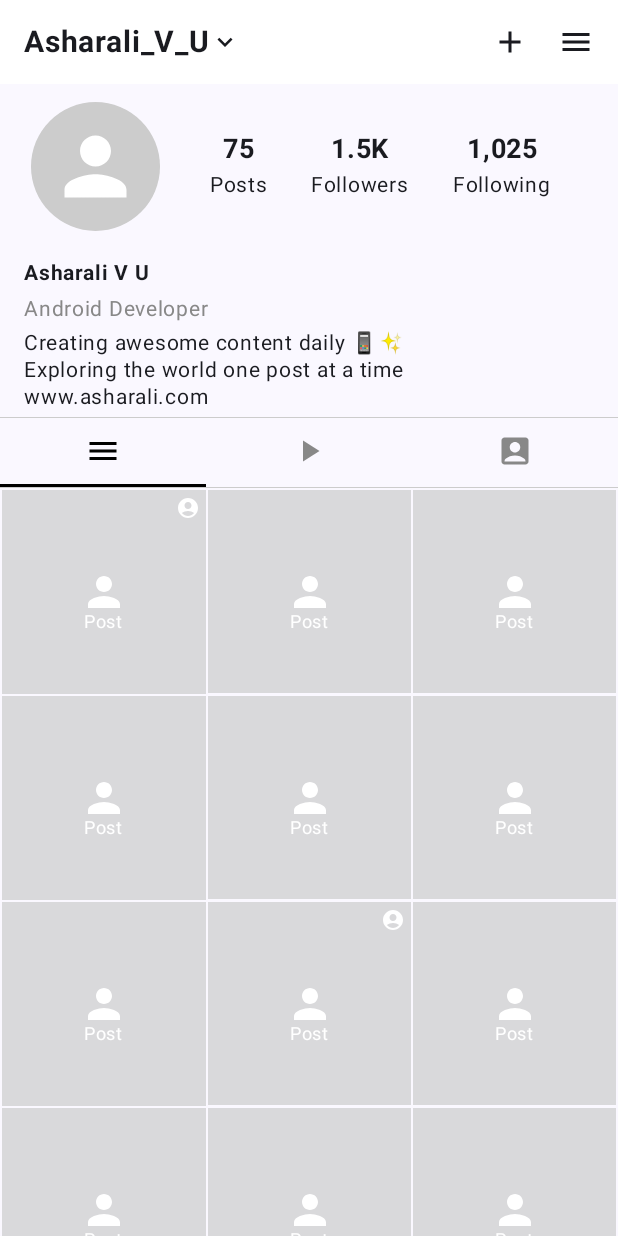
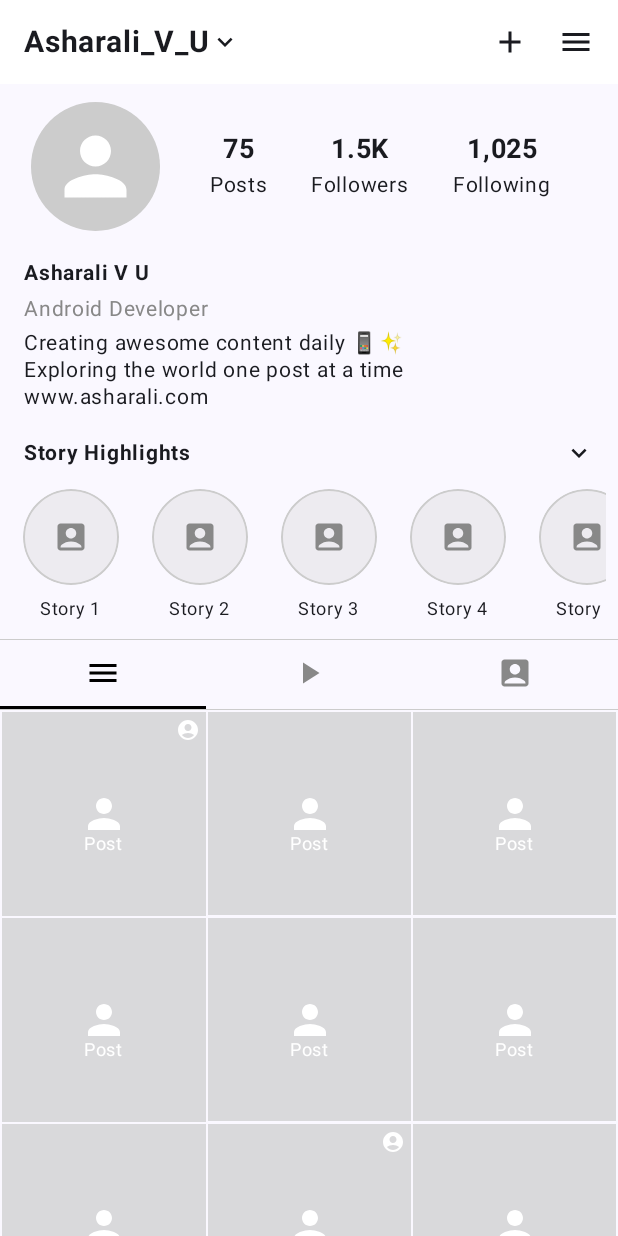
Before and after one commit to asharalikannadipoil/InstaProfile, an Android app built with Jetpack Compose: the screen it shows after launch (MainActivity), on a phone screen of 412 x 824 dp. Run offline under Robolectric (Android 15) with nearby library versions, the light colour scheme and no system bars.

Commit message:
Added story item

```diff
--- a/app/src/main/java/com/ali/instaprofile/presentation/profile/components/StoryHighlights.kt
+++ b/app/src/main/java/com/ali/instaprofile/presentation/profile/components/StoryHighlights.kt
@@ -1,6 +1,112 @@
 package com.ali.instaprofile.presentation.profile.components
 
+import androidx.compose.foundation.background
+import androidx.compose.foundation.border
+import androidx.compose.foundation.clickable
+import androidx.compose.foundation.horizontalScroll
+import androidx.compose.foundation.layout.Arrangement
+import androidx.compose.foundation.layout.Box
+import androidx.compose.foundation.layout.Column
+import androidx.compose.foundation.layout.Row
+import androidx.compose.foundation.layout.fillMaxWidth
+import androidx.compose.foundation.layout.padding
+import androidx.compose.foundation.layout.size
+import androidx.compose.foundation.layout.width
+import androidx.compose.foundation.rememberScrollState
+import androidx.compose.foundation.shape.CircleShape
+import androidx.compose.material.icons.Icons
+import androidx.compose.material.icons.filled.AccountBox
+import androidx.compose.material.icons.filled.KeyboardArrowDown
+import androidx.compose.material3.Icon
+import androidx.compose.material3.Text
 import androidx.compose.runtime.Composable
+import androidx.compose.ui.Alignment
+import androidx.compose.ui.Modifier
+import androidx.compose.ui.draw.clip
+import androidx.compose.ui.graphics.Color
+import androidx.compose.ui.text.font.FontWeight
+import androidx.compose.ui.text.style.TextAlign
+import androidx.compose.ui.text.style.TextOverflow
+import androidx.compose.ui.tooling.preview.Preview
+import androidx.compose.ui.unit.dp
+import androidx.compose.ui.unit.sp
 
+@Preview
 @Composable
-fun StoryHighlights(){}
+fun StoryHighlights() {
+    Column(
+        modifier = Modifier
+            .fillMaxWidth()
+            .padding(vertical = 8.dp)
+    ) {
+        Row(
+            modifier = Modifier
+                .fillMaxWidth()
+                .padding(horizontal = 16.dp, vertical = 4.dp),
+            horizontalArrangement = Arrangement.SpaceBetween,
+            verticalAlignment = Alignment.CenterVertically
+        ) {
+            Text(
+                text = "Story Highlights",
+                fontWeight = FontWeight.Bold,
+                fontSize = 14.sp
+            )
+            Icon(
+                imageVector = Icons.Default.KeyboardArrowDown,
+                contentDescription = "Expand",
+                modifier = Modifier
+                    .size(20.dp)
+                    .clickable { }
+            )
+        }
+
+        Row(
+            modifier = Modifier
+                .fillMaxWidth()
+                .padding(top = 8.dp)
+                .padding(horizontal = 8.dp)
+                .horizontalScroll(rememberScrollState()),
+            horizontalArrangement = Arrangement.spacedBy(8.dp)
+        ) {
+            repeat(10) { index ->
+                StoryHighlightItem("Story ${index + 1}")
+            }
+        }
+    }
+}
+
+@Preview
+@Composable
+fun StoryHighlightItem(name: String = "Story 1") {
+    Column(
+        horizontalAlignment = Alignment.CenterHorizontally,
+        modifier = Modifier
+            .padding(horizontal = 4.dp)
+            .clickable { }
+    ) {
+        Box(
+            modifier = Modifier
+                .size(64.dp)
+                .clip(CircleShape)
+                .border(1.dp, Color.LightGray, CircleShape)
+                .background(Color.LightGray.copy(alpha = 0.3f)),
+            contentAlignment = Alignment.Center
+        ) {
+            Icon(
+                imageVector = Icons.Default.AccountBox,
+                contentDescription = null,
+                tint = Color.Gray
+            )
+        }
+        Text(
+            text = name,
+            fontSize = 12.sp,
+            maxLines = 1,
+            overflow = TextOverflow.Ellipsis,
+            modifier = Modifier
+                .width(70.dp)
+                .padding(top = 4.dp),
+            textAlign = TextAlign.Center
+        )
+    }
+}
```
